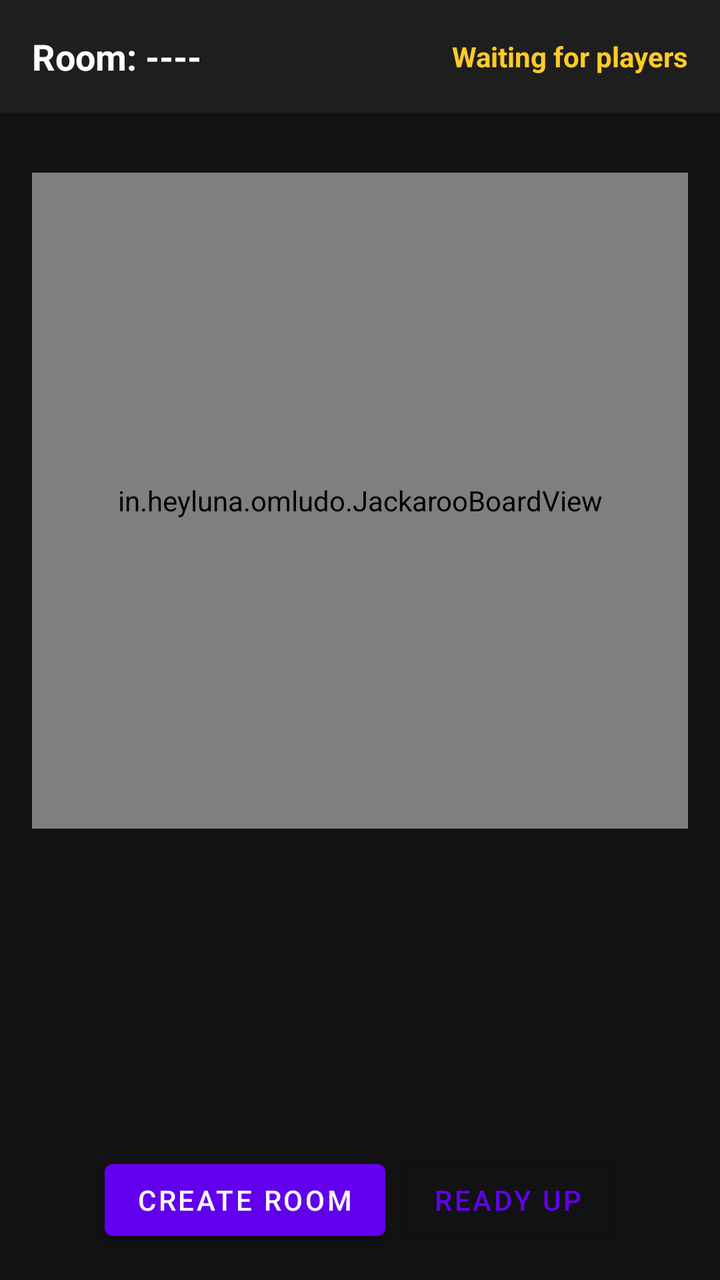
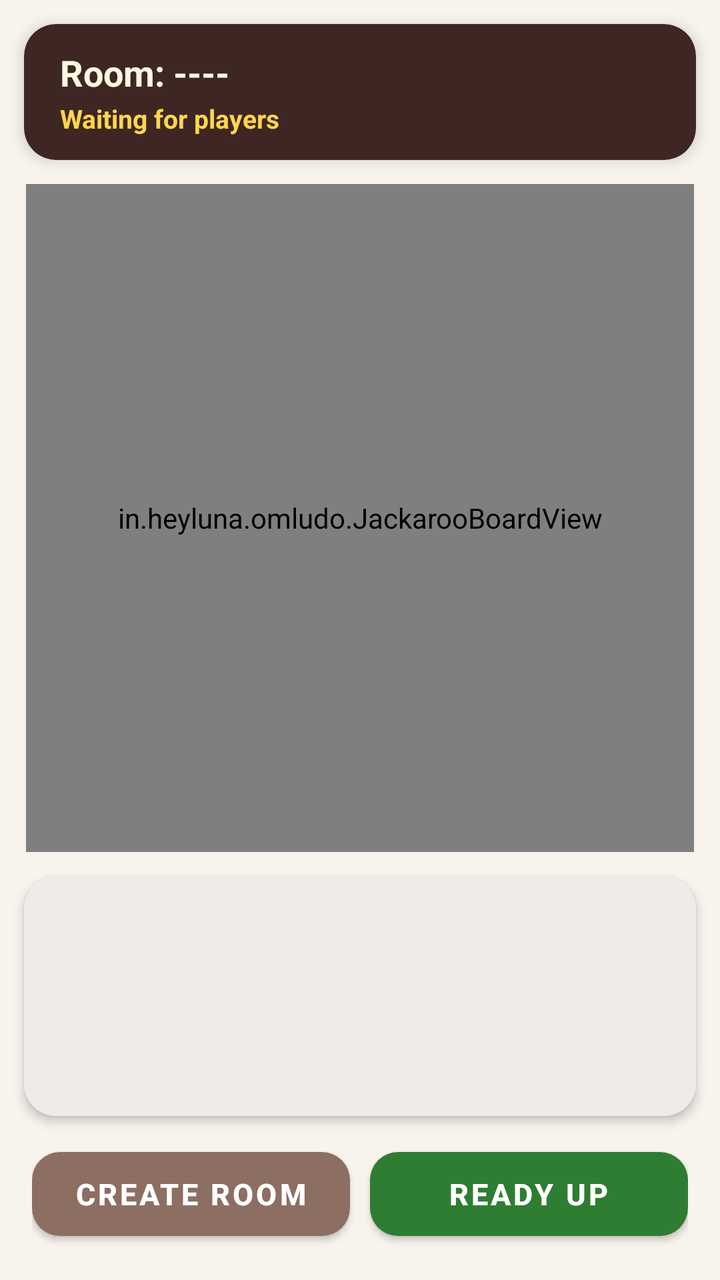

Before-and-after screenshots of an Android layout around one commit, followed by the original layout XML and the change that was made.
<!-- AndroidManifest.xml: application theme Theme.OmLudo -->
<!-- res/layout/activity_main.xml -->
<?xml version="1.0" encoding="utf-8"?>
<androidx.constraintlayout.widget.ConstraintLayout xmlns:android="http://schemas.android.com/apk/res/android"
    xmlns:app="http://schemas.android.com/apk/res-auto"
    xmlns:tools="http://schemas.android.com/tools"
    android:id="@+id/main"
    android:layout_width="match_parent"
    android:layout_height="match_parent"
    android:background="#121212"
    android:fitsSystemWindows="true">

    
    <LinearLayout
        android:id="@+id/topBar"
        android:layout_width="0dp"
        android:layout_height="wrap_content"
        android:orientation="horizontal"
        android:padding="16dp"
        android:gravity="center_vertical"
        android:background="#1E1E1E"
        app:layout_constraintTop_toTopOf="parent"
        app:layout_constraintStart_toStartOf="parent"
        app:layout_constraintEnd_toEndOf="parent">

        <TextView
            android:id="@+id/tvRoomCode"
            android:layout_width="0dp"
            android:layout_height="wrap_content"
            android:layout_weight="1"
            android:text="Room: ----"
            android:textColor="#FFFFFF"
            android:textSize="18sp"
            android:textStyle="bold" />

        <TextView
            android:id="@+id/tvTurnStatus"
            android:layout_width="wrap_content"
            android:layout_height="wrap_content"
            android:text="Waiting for players"
            android:textColor="#FFCA28"
            android:textSize="14sp"
            android:textStyle="bold" />
    </LinearLayout>

    
    <in.heyluna.omludo.JackarooBoardView
        android:id="@+id/boardView"
        android:layout_width="0dp"
        android:layout_height="0dp"
        android:layout_margin="16dp"
        app:layout_constraintDimensionRatio="1:1"
        app:layout_constraintTop_toBottomOf="@id/topBar"
        app:layout_constraintBottom_toTopOf="@id/cardsContainer"
        app:layout_constraintStart_toStartOf="parent"
        app:layout_constraintEnd_toEndOf="parent" />

    
    <HorizontalScrollView
        android:id="@+id/cardsContainer"
        android:layout_width="0dp"
        android:layout_height="100dp"
        android:layout_marginHorizontal="16dp"
        android:layout_marginBottom="16dp"
        app:layout_constraintBottom_toTopOf="@id/bottomControls"
        app:layout_constraintStart_toStartOf="parent"
        app:layout_constraintEnd_toEndOf="parent">

        <LinearLayout
            android:id="@+id/llHandCards"
            android:layout_width="wrap_content"
            android:layout_height="match_parent"
            android:orientation="horizontal"
            android:gravity="center_vertical" />
    </HorizontalScrollView>

    
    <LinearLayout
        android:id="@+id/bottomControls"
        android:layout_width="0dp"
        android:layout_height="wrap_content"
        android:orientation="horizontal"
        android:padding="16dp"
        android:gravity="center"
        app:layout_constraintBottom_toBottomOf="parent"
        app:layout_constraintStart_toStartOf="parent"
        app:layout_constraintEnd_toEndOf="parent">

        <com.google.android.material.button.MaterialButton
            android:id="@+id/btnCreateRoom"
            android:layout_width="wrap_content"
            android:layout_height="wrap_content"
            android:text="Create Room"
            android:layout_marginEnd="8dp" />

        <com.google.android.material.button.MaterialButton
            android:id="@+id/btnReady"
            android:layout_width="wrap_content"
            android:layout_height="wrap_content"
            android:text="Ready Up"
            style="@style/Widget.MaterialComponents.Button.OutlinedButton" />
    </LinearLayout>

</androidx.constraintlayout.widget.ConstraintLayout>
<!-- resources referenced by this layout -->
<resources>
  <style name="Theme.OmLudo" parent="Theme.MaterialComponents.DayNight.DarkActionBar">
          
          <item name="colorPrimary">@color/purple_500</item>
          <item name="colorPrimaryVariant">@color/purple_700</item>
          <item name="colorOnPrimary">@color/white</item>
          
          <item name="colorSecondary">@color/teal_200</item>
          <item name="colorSecondaryVariant">@color/teal_700</item>
          <item name="colorOnSecondary">@color/black</item>
          
          <item name="android:statusBarColor">?attr/colorPrimaryVariant</item>
          
      </style>
  <color name="purple_500">#FF6200EE</color>
  <color name="purple_700">#FF3700B3</color>
  <color name="white">#FFFFFFFF</color>
  <color name="teal_200">#FF03DAC5</color>
  <color name="teal_700">#FF018786</color>
  <color name="black">#FF000000</color>
</resources>

<!-- the commit's change to res/layout/activity_main.xml (unified diff, before → after) -->
@@ -5,72 +5,91 @@
     android:id="@+id/main"
     android:layout_width="match_parent"
     android:layout_height="match_parent"
-    android:background="#121212"
+    android:background="#F8F3ED"
     android:fitsSystemWindows="true">
 
     
-    <LinearLayout
-        android:id="@+id/topBar"
+    <androidx.cardview.widget.CardView
+        android:id="@+id/topBarCard"
         android:layout_width="0dp"
         android:layout_height="wrap_content"
-        android:orientation="horizontal"
-        android:padding="16dp"
-        android:gravity="center_vertical"
-        android:background="#1E1E1E"
+        android:layout_margin="12dp"
+        app:cardCornerRadius="16dp"
+        app:cardElevation="4dp"
+        app:cardBackgroundColor="#3E2723"
         app:layout_constraintTop_toTopOf="parent"
         app:layout_constraintStart_toStartOf="parent"
         app:layout_constraintEnd_toEndOf="parent">
 
-        <TextView
-            android:id="@+id/tvRoomCode"
-            android:layout_width="0dp"
+        <LinearLayout
+            android:layout_width="match_parent"
             android:layout_height="wrap_content"
-            android:layout_weight="1"
-            android:text="Room: ----"
-            android:textColor="#FFFFFF"
-            android:textSize="18sp"
-            android:textStyle="bold" />
+            android:orientation="vertical"
+            android:paddingHorizontal="18dp"
+            android:paddingVertical="12dp">
 
-        <TextView
-            android:id="@+id/tvTurnStatus"
-            android:layout_width="wrap_content"
-            android:layout_height="wrap_content"
-            android:text="Waiting for players"
-            android:textColor="#FFCA28"
-            android:textSize="14sp"
-            android:textStyle="bold" />
-    </LinearLayout>
+            <TextView
+                android:id="@+id/tvRoomCode"
+                android:layout_width="wrap_content"
+                android:layout_height="wrap_content"
+                android:text="Room: ----"
+                android:textColor="#FFF8E1"
+                android:textSize="18sp"
+                android:textStyle="bold" />
+
+            <TextView
+                android:id="@+id/tvTurnStatus"
+                android:layout_width="wrap_content"
+                android:layout_height="wrap_content"
+                android:layout_marginTop="2dp"
+                android:text="Waiting for players"
+                android:textColor="#FFD54F"
+                android:textSize="13sp"
+                android:textStyle="bold" />
+        </LinearLayout>
+    </androidx.cardview.widget.CardView>
 
     
     <in.heyluna.omludo.JackarooBoardView
         android:id="@+id/boardView"
         android:layout_width="0dp"
         android:layout_height="0dp"
-        android:layout_margin="16dp"
+        android:layout_margin="12dp"
         app:layout_constraintDimensionRatio="1:1"
-        app:layout_constraintTop_toBottomOf="@id/topBar"
-        app:layout_constraintBottom_toTopOf="@id/cardsContainer"
+        app:layout_constraintTop_toBottomOf="@id/topBarCard"
+        app:layout_constraintBottom_toTopOf="@id/handSectionCard"
         app:layout_constraintStart_toStartOf="parent"
         app:layout_constraintEnd_toEndOf="parent" />
 
     
-    <HorizontalScrollView
-        android:id="@+id/cardsContainer"
+    <androidx.cardview.widget.CardView
+        android:id="@+id/handSectionCard"
         android:layout_width="0dp"
-        android:layout_height="100dp"
-        android:layout_marginHorizontal="16dp"
-        android:layout_marginBottom="16dp"
+        android:layout_height="120dp"
+        android:layout_marginHorizontal="12dp"
+        android:layout_marginBottom="12dp"
+        app:cardCornerRadius="16dp"
+        app:cardElevation="3dp"
+        app:cardBackgroundColor="#EFEBE9"
         app:layout_constraintBottom_toTopOf="@id/bottomControls"
         app:layout_constraintStart_toStartOf="parent"
         app:layout_constraintEnd_toEndOf="parent">
 
-        <LinearLayout
-            android:id="@+id/llHandCards"
-            android:layout_width="wrap_content"
+        <HorizontalScrollView
+            android:id="@+id/cardsContainer"
+            android:layout_width="match_parent"
             android:layout_height="match_parent"
-            android:orientation="horizontal"
-            android:gravity="center_vertical" />
-    </HorizontalScrollView>
+            android:padding="8dp"
+            android:scrollbars="none">
+
+            <LinearLayout
+                android:id="@+id/llHandCards"
+                android:layout_width="wrap_content"
+                android:layout_height="match_parent"
+                android:orientation="horizontal"
+                android:gravity="center_vertical" />
+        </HorizontalScrollView>
+    </androidx.cardview.widget.CardView>
 
     
     <LinearLayout
@@ -78,7 +97,8 @@
         android:layout_width="0dp"
         android:layout_height="wrap_content"
         android:orientation="horizontal"
-        android:padding="16dp"
+        android:paddingHorizontal="16dp"
+        android:paddingBottom="16dp"
         android:gravity="center"
         app:layout_constraintBottom_toBottomOf="parent"
         app:layout_constraintStart_toStartOf="parent"
@@ -86,17 +106,26 @@
 
         <com.google.android.material.button.MaterialButton
             android:id="@+id/btnCreateRoom"
-            android:layout_width="wrap_content"
-            android:layout_height="wrap_content"
+            android:layout_width="0dp"
+            android:layout_height="54dp"
+            android:layout_weight="1"
             android:text="Create Room"
-            android:layout_marginEnd="8dp" />
+            android:textSize="15sp"
+            android:textStyle="bold"
+            app:cornerRadius="14dp"
+            app:backgroundTint="#8D6E63"
+            android:layout_marginEnd="10dp" />
 
         <com.google.android.material.button.MaterialButton
             android:id="@+id/btnReady"
-            android:layout_width="wrap_content"
-            android:layout_height="wrap_content"
+            android:layout_width="0dp"
+            android:layout_height="54dp"
+            android:layout_weight="1"
             android:text="Ready Up"
-            style="@style/Widget.MaterialComponents.Button.OutlinedButton" />
+            android:textSize="15sp"
+            android:textStyle="bold"
+            app:cornerRadius="14dp"
+            app:backgroundTint="#2E7D32" />
     </LinearLayout>
 
 </androidx.constraintlayout.widget.ConstraintLayout>
<!-- resource entries referenced after the edit -->
@@ -1,23 +1,12 @@
 <!-- resources referenced by this layout -->
 <resources>
-  <style name="Theme.OmLudo" parent="Theme.MaterialComponents.DayNight.DarkActionBar">
-          
-          <item name="colorPrimary">@color/purple_500</item>
-          <item name="colorPrimaryVariant">@color/purple_700</item>
-          <item name="colorOnPrimary">@color/white</item>
-          
-          <item name="colorSecondary">@color/teal_200</item>
-          <item name="colorSecondaryVariant">@color/teal_700</item>
-          <item name="colorOnSecondary">@color/black</item>
-          
-          <item name="android:statusBarColor">?attr/colorPrimaryVariant</item>
-          
+  <style name="Theme.OmLudo" parent="Theme.MaterialComponents.Light.NoActionBar">
+          <item name="colorPrimary">#D2691E</item>
+          <item name="colorPrimaryVariant">#8B4513</item>
+          <item name="colorOnPrimary">#FFFFFF</item>
+          <item name="colorSecondary">#2E7D32</item>
+          <item name="android:statusBarColor">#3E2723</item>
+          <item name="android:windowLightStatusBar">false</item>
       </style>
-  <color name="purple_500">#FF6200EE</color>
-  <color name="purple_700">#FF3700B3</color>
-  <color name="white">#FFFFFFFF</color>
-  <color name="teal_200">#FF03DAC5</color>
-  <color name="teal_700">#FF018786</color>
-  <color name="black">#FF000000</color>
 </resources>
 
